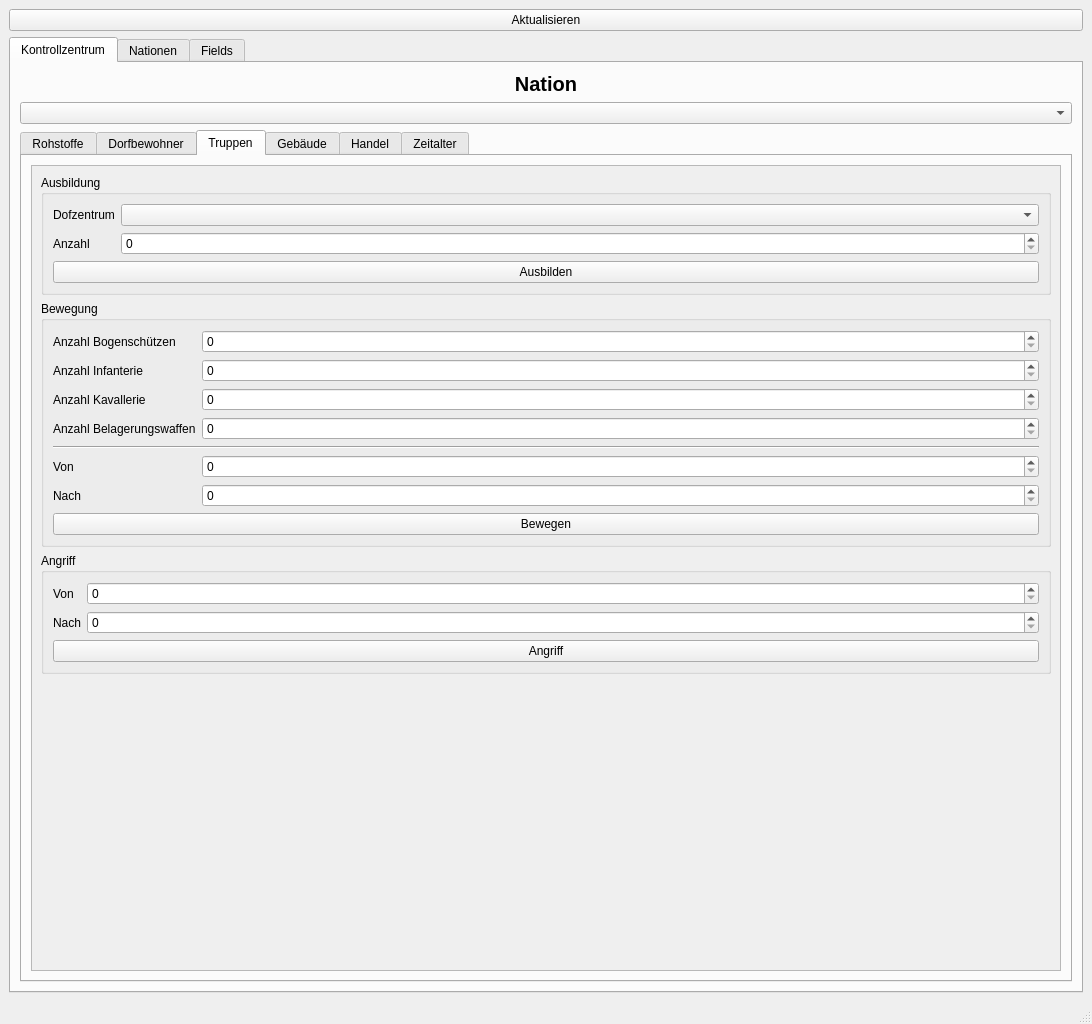
Before: the Qt Designer form src/ui/GameUI.ui in lstoffer/Age-of-Empires, drawn with Qt 5.
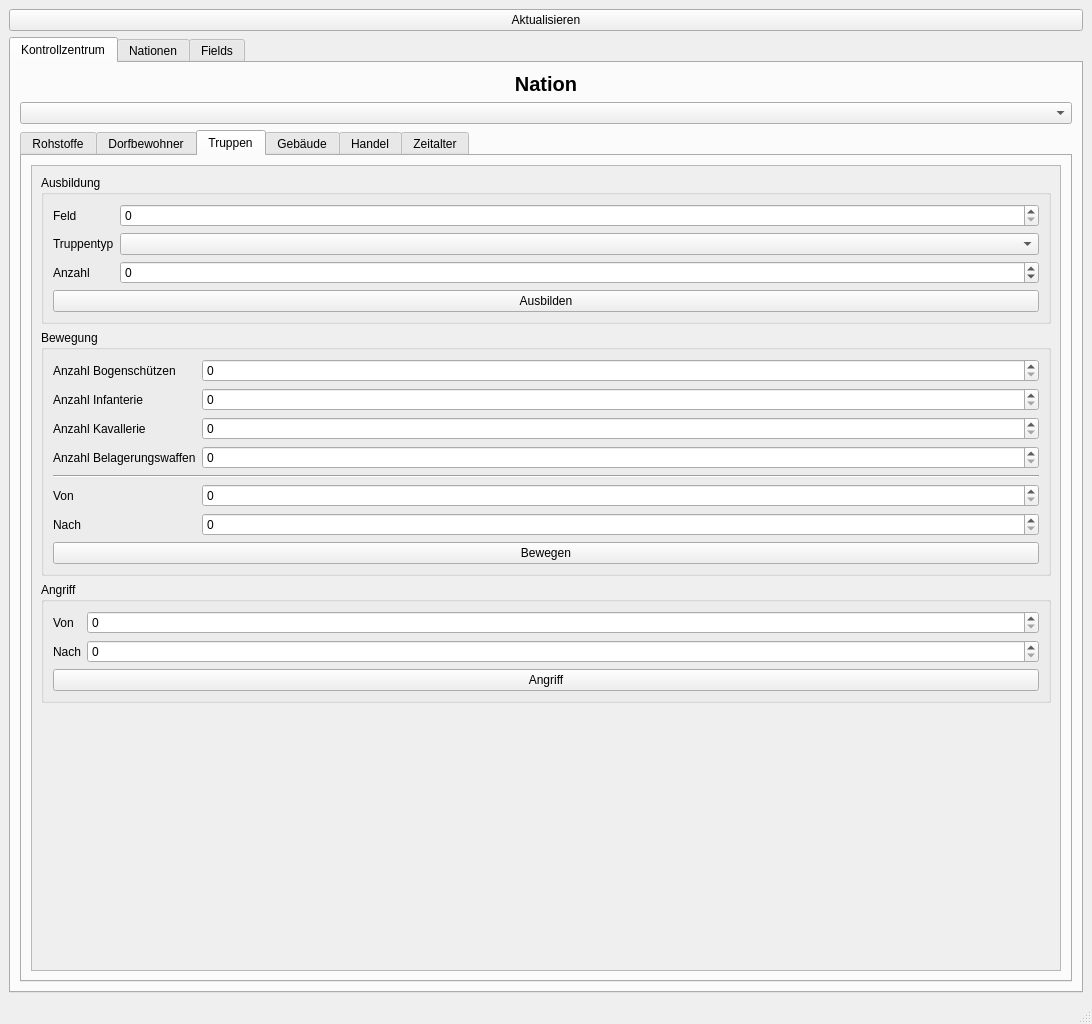
After: the same form once the commit is applied. The open tabs and pages were chosen to show the change.

```diff
--- a/src/ui/GameUI.ui
+++ b/src/ui/GameUI.ui
@@ -387,8 +387,8 @@
                 <rect>
                  <x>0</x>
                  <y>0</y>
-                 <width>1036</width>
-                 <height>745</height>
+                 <width>1024</width>
+                 <height>790</height>
                 </rect>
                </property>
                <layout class="QVBoxLayout" name="verticalLayout_9">
@@ -403,27 +403,44 @@
                      <item row="0" column="0">
                       <widget class="QLabel" name="label_59">
                        <property name="text">
-                        <string>Dofzentrum</string>
+                        <string>Feld</string>
                        </property>
                       </widget>
                      </item>
                      <item row="0" column="1">
-                      <widget class="QComboBox" name="troops_develop_buiding_comboBox"/>
+                      <widget class="QSpinBox" name="troops_develop_field_spinBox">
+                       <property name="maximum">
+                        <number>1000</number>
+                       </property>
+                      </widget>
                      </item>
-                     <item row="1" column="0">
+                     <item row="1" column="1">
+                      <widget class="QComboBox" name="troops_develop_typ_comboBox"/>
+                     </item>
+                     <item row="2" column="0">
                       <widget class="QLabel" name="label_60">
                        <property name="text">
                         <string>Anzahl</string>
                        </property>
                       </widget>
                      </item>
-                     <item row="1" column="1">
+                     <item row="2" column="1">
                       <widget class="QSpinBox" name="troops_develop_amount_spinBox">
+                       <property name="minimum">
+                        <number>-1000</number>
+                       </property>
                        <property name="maximum">
                         <number>1000</number>
                        </property>
                       </widget>
                      </item>
+                     <item row="1" column="0">
+                      <widget class="QLabel" name="label_18">
+                       <property name="text">
+                        <string>Truppentyp</string>
+                       </property>
+                      </widget>
+                     </item>
                     </layout>
                    </item>
                    <item>
```
Left out of the diff: 61 changed lines with no effect on the pictures.
